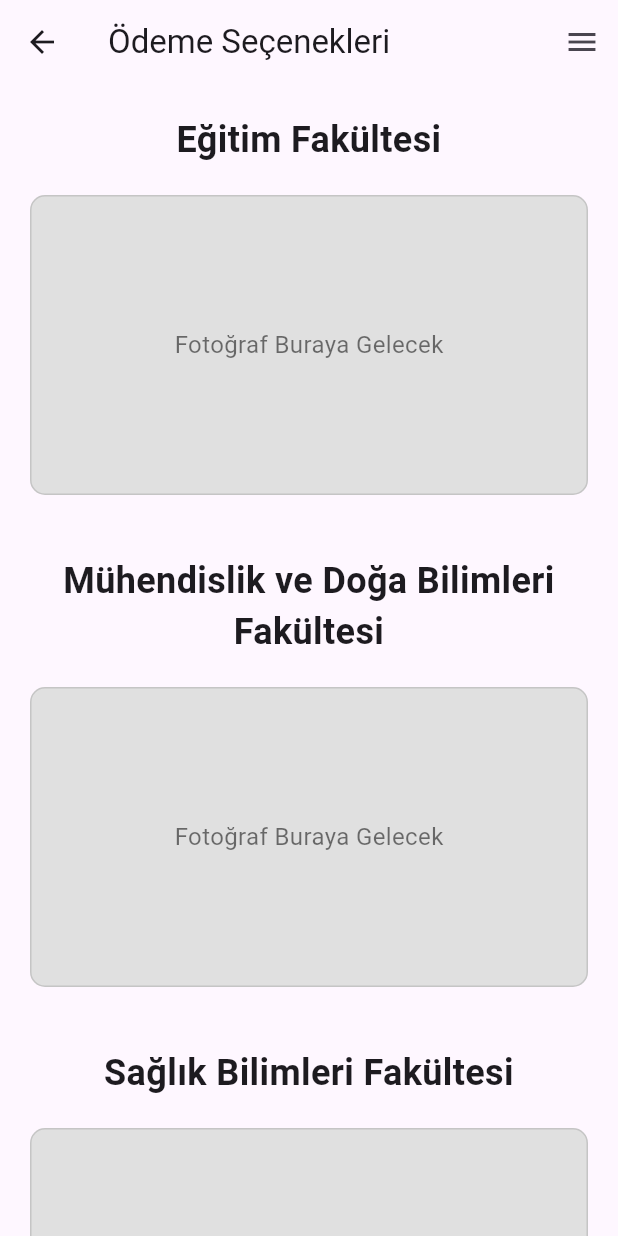
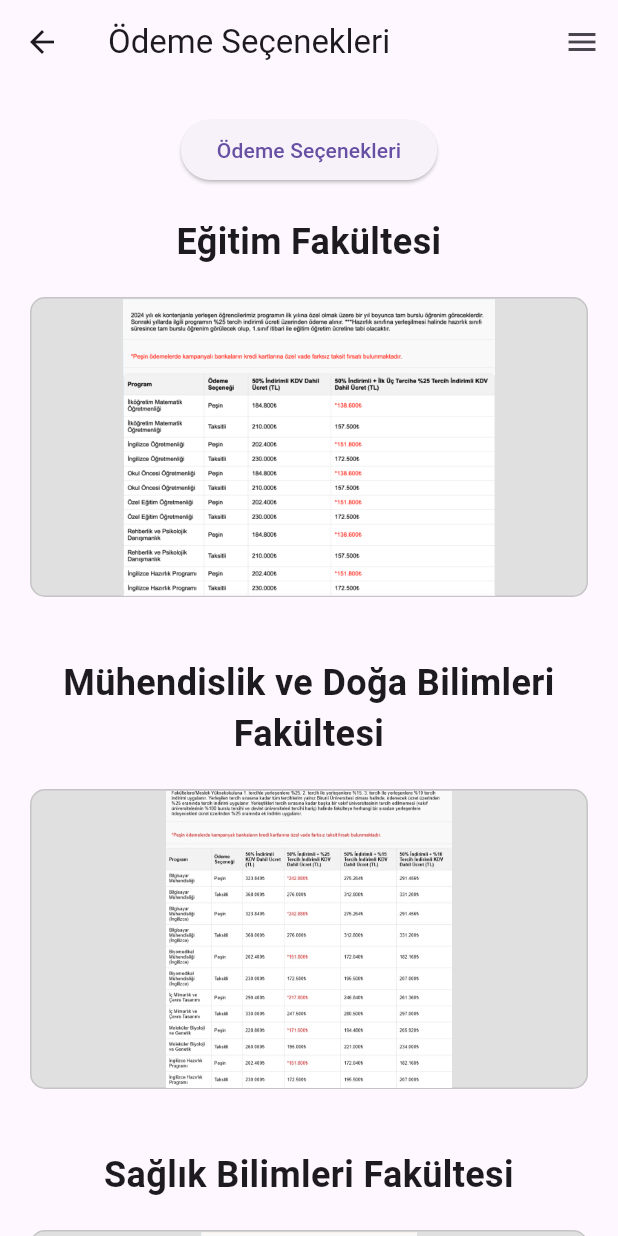
Before and after one commit to kaanking1907/Biruni_Connect, a Flutter app: the OdemeSecenekleriPage screen opened directly, on a phone screen of 412 x 824 dp. Run offline on Flutter 3.47's test engine with Material 3 defaults, Android fonts, the phone set to English and light mode, and no system bars; our stand-ins replace geolocator; missing offline and left inert: panorama_viewer.

Commit message:
almost done

```diff
--- a/biruni_connect/lib/InfoButtons/odeme_secenekleri_page.dart
+++ b/biruni_connect/lib/InfoButtons/odeme_secenekleri_page.dart
@@ -1,7 +1,60 @@
 import 'package:flutter/material.dart';
 import 'package:biruni_connect/ham_menu.dart';
+import 'package:url_launcher/url_launcher.dart'; // URL açma işlemi için
 
 class OdemeSecenekleriPage extends StatelessWidget {
+  // URL açma fonksiyonu
+  Future<void> _openURL(String url) async {
+    if (await canLaunch(url)) {
+      await launch(url);
+    } else {
+      throw 'URL açılamadı: $url';
+    }
+  }
+
+  // Fotoğraf widget'ı oluşturma fonksiyonu
+  Widget buildFacultySection({
+    required String title,
+    required String imagePath,
+  }) {
+    return Column(
+      children: [
+        Text(
+          title,
+          style: TextStyle(
+            fontSize: 24,
+            fontWeight: FontWeight.bold,
+          ),
+          textAlign: TextAlign.center,
+        ),
+        SizedBox(height: 20),
+        GestureDetector(
+          onTap: () {
+            // İndirme URL'si (gerekirse düzenlenebilir)
+            _openURL('https://example.com/$imagePath');
+          },
+          child: Container(
+            margin: EdgeInsets.symmetric(horizontal: 20),
+            width: double.infinity,
+            height: 200,
+            decoration: BoxDecoration(
+              color: Colors.grey[300],
+              borderRadius: BorderRadius.circular(10),
+              border: Border.all(color: Colors.black12),
+            ),
+            child: Center(
+              child: Image.asset(
+                imagePath,
+                fit: BoxFit.cover,
+              ),
+            ),
+          ),
+        ),
+        SizedBox(height: 40),
+      ],
+    );
+  }
+
   @override
   Widget build(BuildContext context) {
     return Scaffold(
@@ -27,96 +80,42 @@ class OdemeSecenekleriPage extends StatelessWidget {
           crossAxisAlignment: CrossAxisAlignment.center,
           children: [
             SizedBox(height: 20),
-            // Eğitim Fakültesi Bölümü
-            Text(
-              'Eğitim Fakültesi',
-              style: TextStyle(
-                fontSize: 24,
-                fontWeight: FontWeight.bold,
-              ),
-              textAlign: TextAlign.center,
+
+            // Ödeme Seçenekleri Butonu
+            ElevatedButton(
+              onPressed: () {
+                _openURL('https://aday.biruni.edu.tr/odeme_secenekleri.html');
+              },
+              child: Text('Ödeme Seçenekleri'),
             ),
+
             SizedBox(height: 20),
-            Container(
-              margin: EdgeInsets.symmetric(horizontal: 20),
-              width: double.infinity,
-              height: 200,
-              decoration: BoxDecoration(
-                color: Colors.grey[300],
-                borderRadius: BorderRadius.circular(10),
-                border: Border.all(color: Colors.black12),
-              ),
-              child: Center(
-                child: Text(
-                  'Fotoğraf Buraya Gelecek',
-                  style: TextStyle(
-                    color: Colors.black54,
-                    fontSize: 16,
-                  ),
-                ),
-              ),
+
+            // Fakülte Bölümleri
+            buildFacultySection(
+              title: 'Eğitim Fakültesi',
+              imagePath: 'assets/images/odeme_egitim.png',
             ),
-            SizedBox(height: 40),
-            // Mühendislik ve Doğa Bilimleri Fakültesi Bölümü
-            Text(
-              'Mühendislik ve Doğa Bilimleri Fakültesi',
-              style: TextStyle(
-                fontSize: 24,
-                fontWeight: FontWeight.bold,
-              ),
-              textAlign: TextAlign.center,
+            buildFacultySection(
+              title: 'Mühendislik ve Doğa Bilimleri Fakültesi',
+              imagePath: 'assets/images/odeme_muh.png',
             ),
-            SizedBox(height: 20),
-            Container(
-              margin: EdgeInsets.symmetric(horizontal: 20),
-              width: double.infinity,
-              height: 200,
-              decoration: BoxDecoration(
-                color: Colors.grey[300],
-                borderRadius: BorderRadius.circular(10),
-                border: Border.all(color: Colors.black12),
-              ),
-              child: Center(
-                child: Text(
-                  'Fotoğraf Buraya Gelecek',
-                  style: TextStyle(
-                    color: Colors.black54,
-                    fontSize: 16,
-                  ),
-                ),
-              ),
+            buildFacultySection(
+              title: 'Sağlık Bilimleri Fakültesi',
+              imagePath: 'assets/images/odeme_saglık.png',
             ),
-            SizedBox(height: 40),
-            // Sağlık Bilimleri Fakültesi Bölümü
-            Text(
-              'Sağlık Bilimleri Fakültesi',
-              style: TextStyle(
-                fontSize: 24,
-                fontWeight: FontWeight.bold,
-              ),
-              textAlign: TextAlign.center,
+            buildFacultySection(
+              title: 'Tıp Fakültesi',
+              imagePath: 'assets/images/odeme_tip.png',
             ),
-            SizedBox(height: 20),
-            Container(
-              margin: EdgeInsets.symmetric(horizontal: 20),
-              width: double.infinity,
-              height: 200,
-              decoration: BoxDecoration(
-                color: Colors.grey[300],
-                borderRadius: BorderRadius.circular(10),
-                border: Border.all(color: Colors.black12),
-              ),
-              child: Center(
-                child: Text(
-                  'Fotoğraf Buraya Gelecek',
-                  style: TextStyle(
-                    color: Colors.black54,
-                    fontSize: 16,
-                  ),
-                ),
-              ),
+            buildFacultySection(
+              title: 'Diş Hekimliği Fakültesi',
+              imagePath: 'assets/images/odeme_dis.png',
             ),
-            SizedBox(height: 20),
+            buildFacultySection(
+              title: 'Eczacılık Fakültesi',
+              imagePath: 'assets/images/odeme_ecza.png',
+            ),
           ],
         ),
       ),
--- a/biruni_connect/lib/InfoButtons/puanlar_siralamalar_page.dart
+++ b/biruni_connect/lib/InfoButtons/puanlar_siralamalar_page.dart
@@ -30,14 +30,14 @@ class PuanlarVeSiralamalarPage extends StatelessWidget {
             Padding(
               padding: const EdgeInsets.all(8.0),
               child: Image.asset(
-                'assets/images/puanlar_gorsel1.png', // 1. görsel yolu
+                'assets/images/puanlar.png', // 1. görsel yolu
                 fit: BoxFit.cover,
               ),
             ),
             Padding(
               padding: const EdgeInsets.all(8.0),
               child: Image.asset(
-                'assets/images/puanlar_gorsel2.png', // 2. görsel yolu
+                'assets/images/puanlar2.png', // 2. görsel yolu
                 fit: BoxFit.cover,
               ),
             ),
--- a/biruni_connect/lib/main.dart
+++ b/biruni_connect/lib/main.dart
@@ -81,7 +81,8 @@ class HomePage extends StatelessWidget {
               ],
             ),
             // TabBarView
-            Expanded(
+            Container(
+              height: 200.0,
               child: TabBarView(
                 children: [
                   _buildScrollableContent([
--- a/biruni_connect/pubspec.yaml
+++ b/biruni_connect/pubspec.yaml
@@ -34,6 +34,7 @@ dependencies:
   panorama_viewer: any
   intl: any
   provider: ^6.0.4
+  geolocator: ^10.0.0
   flutter_localizations:
     sdk: flutter
 
```
Also changed, not shown: biruni_connect/lib/ham_menu.dart (+15 -16 lines), biruni_connect/lib/kampus_rebher.dart (added, +172 -0 lines), biruni_connect/assets/images/odeme_dis.png (added), biruni_connect/assets/images/odeme_ecza.png (added), biruni_connect/assets/images/odeme_egitim.png (added), biruni_connect/assets/images/odeme_muh.png (added), biruni_connect/assets/images/odeme_saglık.png (added), biruni_connect/assets/images/odeme_tip.png (added), biruni_connect/assets/images/puanlar.png (added), biruni_connect/assets/images/puanlar2.png (added), biruni_connect/pubspec.lock, 5 other files.
